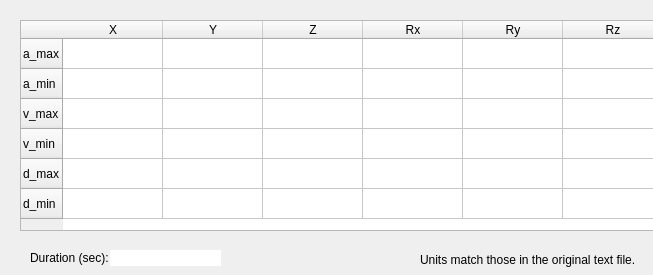
Before: the Qt Designer form ui_files/statistics.ui in abdullah-hamid/Seismic-Analyzer, drawn with Qt 5.
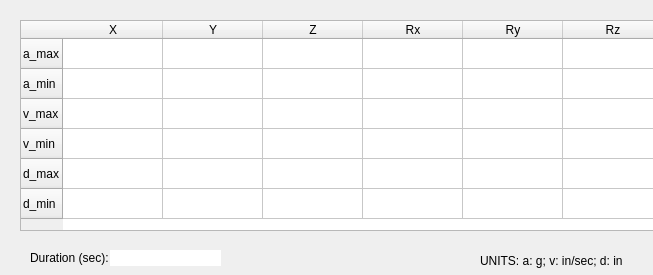
After: the same form once the commit is applied.

What changed in the file:
```diff
--- a/ui_files/statistics.ui
+++ b/ui_files/statistics.ui
@@ -116,14 +116,14 @@
   <widget class="QLabel" name="label_2">
    <property name="geometry">
     <rect>
-     <x>420</x>
+     <x>480</x>
      <y>250</y>
-     <width>231</width>
-     <height>20</height>
+     <width>151</width>
+     <height>21</height>
     </rect>
    </property>
    <property name="text">
-    <string>Units match those in the original text file.</string>
+    <string>UNITS: a: g; v: in/sec; d: in</string>
    </property>
   </widget>
  </widget>
```
